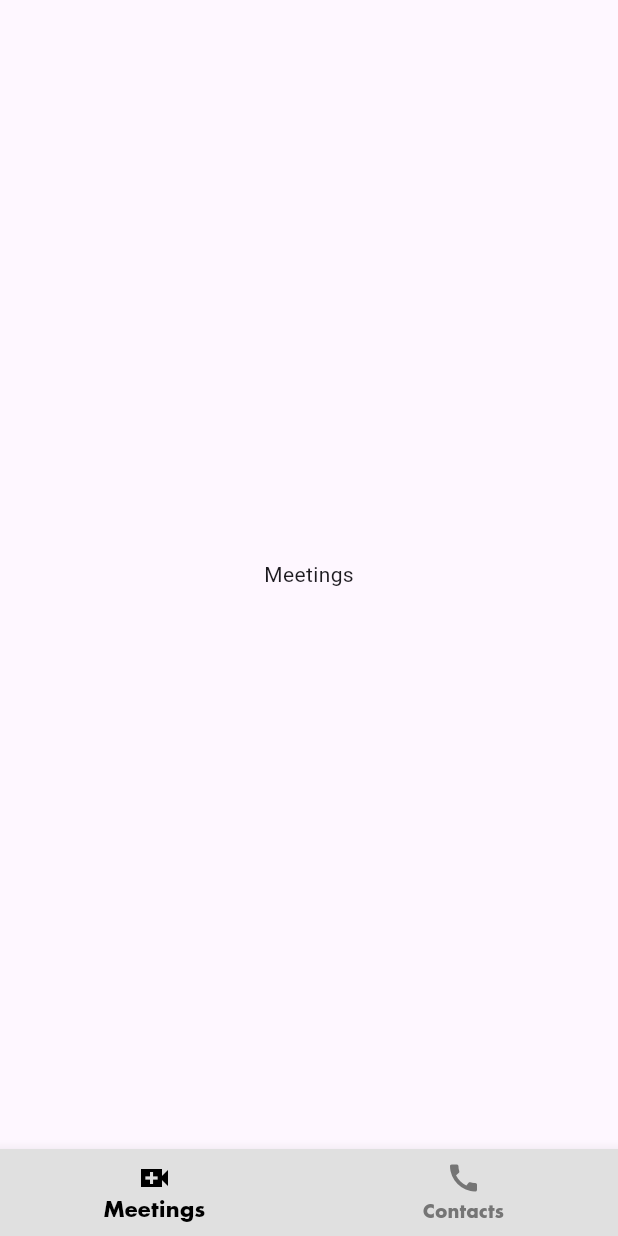
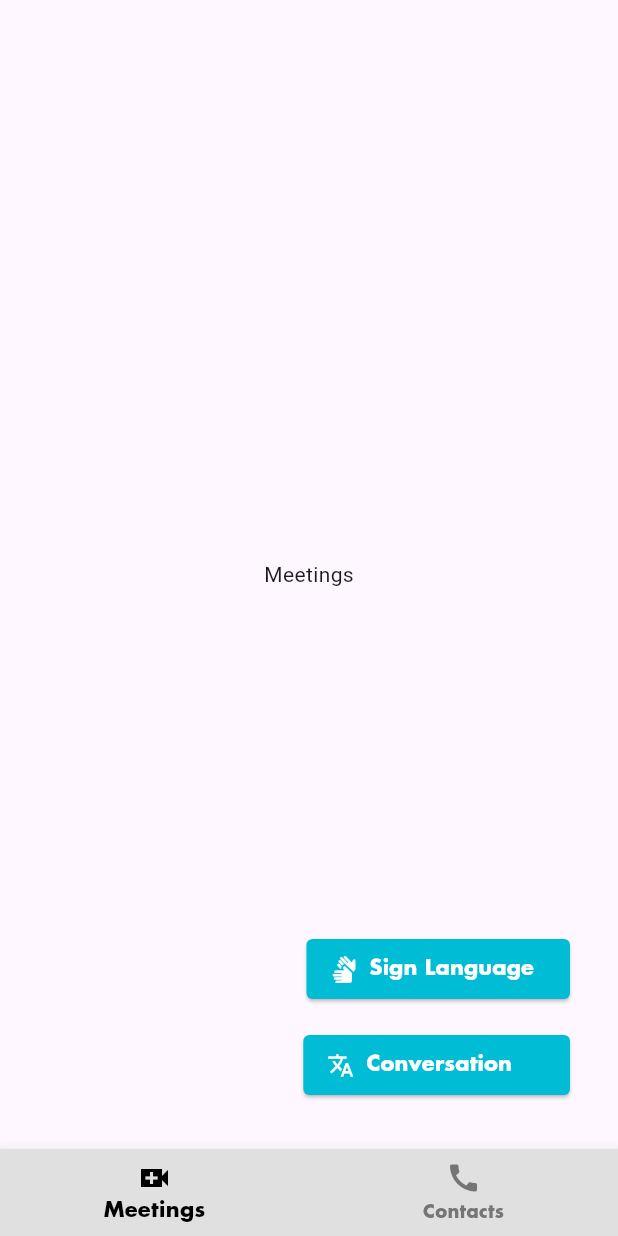
Before and after one commit to RAry-n/connexus-hackfest24, a Flutter app: the HomeScreen screen opened directly, on a phone screen of 412 x 824 dp. Run offline on Flutter 3.47's test engine with Material 3 defaults, Android fonts, the light colour scheme and no system bars; our stand-ins replace contacts_service, country_picker, firebase_auth, firebase_core, flutter_tts, permission_handler and 3 more; missing offline and left inert: translator; accounts and stored records are empty.

Commit message:
Implemented Conversation Screen

```diff
--- a/lib/main.dart
+++ b/lib/main.dart
@@ -1,3 +1,4 @@
+import 'package:connexus/pages/conversation.dart';
 import 'package:connexus/pages/get_started_screen.dart';
 import 'package:connexus/pages/home_screen.dart';
 import 'package:connexus/pages/register_screen.dart';
@@ -70,7 +71,7 @@
         '/home_screen': (context) => const HomeScreen(),
         '/get_started': (context) => const GetStartedScreen(),
         '/register': (context) => const RegisterScreen(),
-        // '/conversation': (context) => const ConversationPage(),
+        '/conversation': (context) => const ConversationScreen(),
       },
       debugShowCheckedModeBanner: false,
       // navigatorKey: navigatorKey,
--- a/lib/pages/home_screen.dart
+++ b/lib/pages/home_screen.dart
@@ -1,5 +1,6 @@
 import 'package:flutter/material.dart';
 
+import '../constants/my_colors.dart';
 import 'contacts_home.dart';
 import 'meetings_home.dart';
 
@@ -56,7 +57,80 @@ class _HomeScreenState extends State<HomeScreen> {
         index: myIndex,
         children: widgetList,
       ),
+      floatingActionButton: Stack(
+        children: [
+          Positioned(
+            bottom: 16.0,
+            right: 16.0,
+            child: Column(
+              mainAxisAlignment: MainAxisAlignment.end,
+              crossAxisAlignment: CrossAxisAlignment.end,
+              children: [
+                _buildSignLanguageButton('Sign Language', Icons.sign_language_rounded),
+                const SizedBox(height: 16.0),
+                _buildConversationButton('Conversation   ', Icons.translate),
+              ],
+            ),
+          ),
+        ],
+      ),
       // backgroundColor: Colors.black,
     );
   }
+
+  Widget _buildSignLanguageButton(String label, IconData iconData) {
+    return ElevatedButton.icon(
+      onPressed: () {
+        Navigator.pushNamed(context, '/sign_language');
+      },
+      style: ButtonStyle(
+        backgroundColor: MaterialStateProperty.all<Color>(Colors.cyan),
+        shape: MaterialStateProperty.all<RoundedRectangleBorder>(
+          RoundedRectangleBorder(
+            borderRadius: BorderRadius.circular(4.0),
+          ),
+        ),
+      ),
+      icon: Icon(
+        iconData,
+        color: Colors.white,
+      ),
+      label: Text(
+        label,
+        style: const TextStyle(
+          color: MyColors.alter,
+          fontWeight: FontWeight.w300,
+          fontFamily: 'Futura',
+        ),
+      ),
+    );
+  }
+
+  Widget _buildConversationButton(String label, IconData iconData) {
+    return ElevatedButton.icon(
+      onPressed: () {
+        Navigator.pushNamed(context, '/conversation');
+      },
+      style: ButtonStyle(
+        backgroundColor: MaterialStateProperty.all<Color>(Colors.cyan),
+        shape: MaterialStateProperty.all<RoundedRectangleBorder>(
+          RoundedRectangleBorder(
+            borderRadius: BorderRadius.circular(4.0),
+          ),
+        ),
+      ),
+      icon: Icon(
+        iconData,
+        color: Colors.white,
+      ),
+      label: Text(
+        label,
+        style: const TextStyle(
+          color: MyColors.alter,
+          fontWeight: FontWeight.w300,
+          fontFamily: 'Futura',
+        ),
+      ),
+    );
+  }
 }
--- a/pubspec.yaml
+++ b/pubspec.yaml
@@ -45,6 +45,9 @@ dependencies:
   shared_preferences: ^2.2.3
   country_picker: ^2.0.25
   pinput: ^4.0.0
+  speech_to_text: ^6.6.0
+  translator: ^1.0.0
+  flutter_tts: ^4.0.2
 
 dev_dependencies:
   flutter_test:
```
Also changed, not shown: lib/pages/conversation.dart (added, +462 -0 lines), lib/themes.dart (deleted), pubspec.lock, 7 other files.
